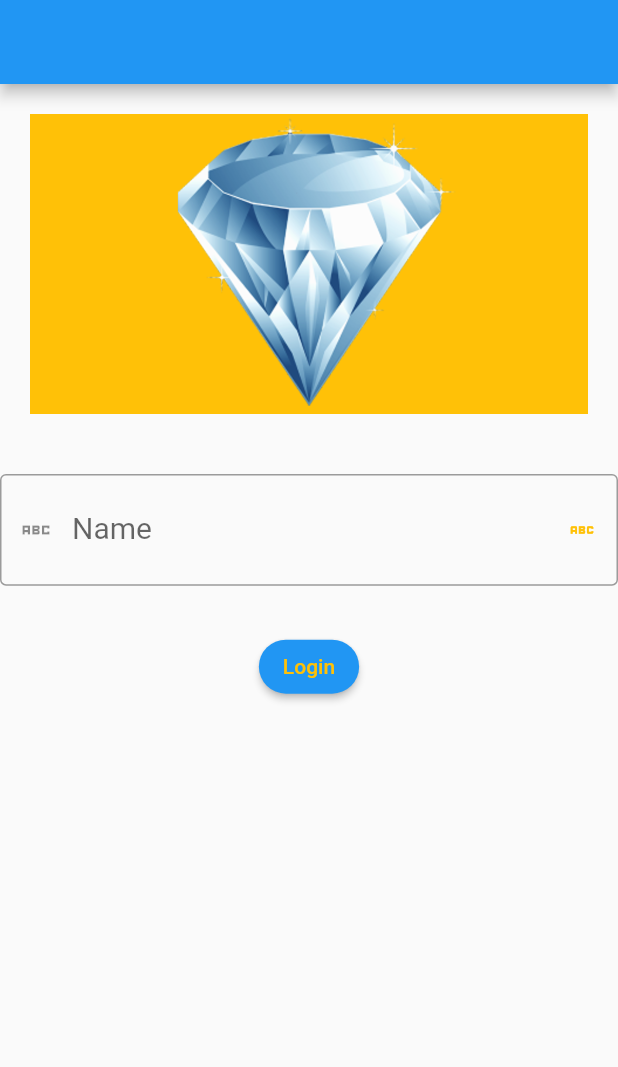
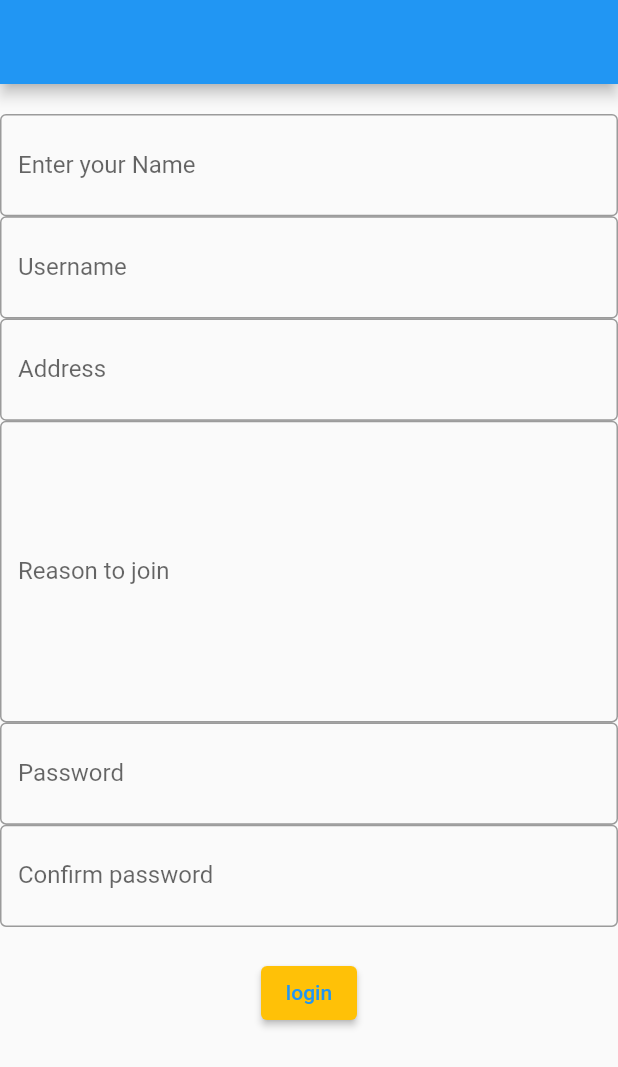
Before and after one commit to munksirgardazi/My_fourth_application, a Flutter app: the screen it shows after launch, on a phone screen of 412 x 824 dp. Shown: the top 1067 px of the screen. Run offline on Flutter 3.47's test engine with Material 2 defaults, Android fonts, the light colour scheme and no system bars.

Commit message:
pata nahi

```diff
--- a/flutter_application_5/lib/Views/home_page.dart
+++ b/flutter_application_5/lib/Views/home_page.dart
@@ -1,13 +1,14 @@
-import 'package:flutter/material.dart';
-import 'package:flutter_application_5/Views/second_page.dart';
+// import 'package:flutter/material.dart';
+// import 'package:flutter_application_5/Views/second_page.dart';
 
-class HomePage extends StatefulWidget {
-  HomePage({Key? key}) : super(key: key);
+// class HomePage extends StatefulWidget {
+//   HomePage({Key? key}) : super(key: key);
 
-  @override
-  State<HomePage> createState() => _HomePageState();
-}
+//   @override
+//   State<HomePage> createState() => _HomePageState();
+// }
 
+<<<<<<< Updated upstream
 class _HomePageState extends State<HomePage> {
   final TextEditingController textController = TextEditingController();
   String? text;
@@ -93,3 +94,111 @@ class _HomePageState extends State<HomePage> {
     );
   }
 }
+=======
+// class _HomePageState extends State<HomePage> {
+//   final TextEditingController textController = TextEditingController();
+//   String? text;
+//   @override
+//   Widget build(BuildContext context) {
+//     return Scaffold(
+//       appBar: AppBar(),
+//       body: Column(
+//         children: [
+//           Padding(
+//             padding: const EdgeInsets.all(20.0),
+//             child: InkWell(
+//               // onTap: () {
+//               //   setState(() {
+//               //     text = textController.text;
+//               //   });
+//               //   Navigator.of(context).push(MaterialPageRoute(
+//               //       builder: (context) => SecondPage(
+//               //             name: text,
+//               //           )));
+//               // onTap: () {
+//               //   setState(() {
+//               //     text = textController.text;
+//               //   });
+//               //   Navigator.of(context).push(MaterialPageRoute(
+//               //       builder: (context) => SecondPage(
+//               //             name: textController.text,
+//               //           )));
+//               // },
+//               child: Container(
+//                 height: 200,
+//                 decoration: const BoxDecoration(
+//                   image: DecorationImage(
+//                     image: AssetImage('asset/images/diamond.png'),
+//                     fit: BoxFit.contain,
+//                   ),
+//                   color: Colors.amber,
+//                 ),
+//               ),
+//             ),
+//           ),
+//           const SizedBox(
+//             height: 20,
+//           ),
+//           TextField(
+//             controller: textController,
+//             decoration: InputDecoration(
+//                 border: OutlineInputBorder(),
+//                 labelText: 'Enter your Name',
+//                 hintText: 'name',
+//                 suffix: Icon(
+//                   Icons.person,
+//                   color: Colors.blue,
+//                 )),
+//           ),
+//           TextField(
+//             controller: textController,
+//             decoration: InputDecoration(
+//                 border: OutlineInputBorder(),
+//                 labelText: 'enter your password',
+//                 hintText: 'password',
+//                 suffix: Icon(
+//                   Icons.person,
+//                   color: Colors.blue,
+//                 )),
+//           ),
+//           TextField(
+//             controller: textController,
+//             decoration: InputDecoration(
+//                 border: OutlineInputBorder(),
+//                 labelText: 'Username',
+//                 hintText: 'name',
+//                 suffix: Icon(
+//                   Icons.person,
+//                   color: Colors.blue,
+//                 )),
+//           ),
+//           TextField(
+//             controller: textController,
+//             decoration: InputDecoration(
+//                 border: OutlineInputBorder(),
+//                 labelText: 'Uphone no',
+//                 hintText: 'name',
+//                 suffix: Icon(
+//                   Icons.person,
+//                   color: Colors.blue,
+//                 )),
+//           ),
+//           Padding(
+//             padding: const EdgeInsets.only(top: 20.0),
+//             child: ElevatedButton(
+//               onPressed: () {
+//                 Navigator.of(context).push(
+//                     MaterialPageRoute(builder: (context) => SecondPage()));
+//               },
+//               child: const Text('login'),
+//               style: ButtonStyle(
+//                   foregroundColor: MaterialStateProperty.all(Colors.blue),
+//                   backgroundColor: MaterialStateProperty.all(Colors.amber)),
+//             ),
+//           )
+//         ],
+//       ),
+//     );
+//   }
+// }
+>>>>>>> Stashed changes
--- /dev/null
+++ b/flutter_application_5/lib/Views/new _project.dart
@@ -0,0 +1,114 @@
+import 'package:flutter/material.dart';
+import 'package:flutter_application_5/Views/second_page.dart';
+
+class NewProject extends StatefulWidget {
+  NewProject({Key? key}) : super(key: key);
+
+  @override
+  State<NewProject> createState() => _NewProjectState();
+}
+
+class _NewProjectState extends State<NewProject> {
+  final TextEditingController namecontroller = TextEditingController();
+  final TextEditingController usercontroller = TextEditingController();
+  final TextEditingController adreescontroller = TextEditingController();
+  final TextEditingController reasoncontroller = TextEditingController();
+  final TextEditingController passwordcontroller = TextEditingController();
+  final TextEditingController confirmpasswordcontroller =
+      TextEditingController();
+
+  @override
+  Widget build(BuildContext context) {
+    return Scaffold(
+      appBar: AppBar(),
+      body: Column(
+        children: [
+          const SizedBox(
+            height: 20,
+          ),
+          TextField(
+            controller: namecontroller,
+            decoration: InputDecoration(
+                border: OutlineInputBorder(),
+                labelText: 'Enter your Name',
+                suffix: Icon(
+                  Icons.person,
+                  color: Colors.blue,
+                )),
+          ),
+          TextField(
+            controller: usercontroller,
+            decoration: InputDecoration(
+                border: OutlineInputBorder(),
+                labelText: 'Username',
+                suffix: Icon(
+                  Icons.person,
+                  color: Colors.blue,
+                )),
+          ),
+          TextField(
+            controller: adreescontroller,
+            decoration: InputDecoration(
+                border: OutlineInputBorder(),
+                labelText: 'Address',
+                suffix: Icon(
+                  Icons.person,
+                  color: Colors.blue,
+                )),
+          ),
+          TextField(
+            maxLines: 8,
+            controller: reasoncontroller,
+            decoration: InputDecoration(
+                border: OutlineInputBorder(),
+                labelText: 'Reason to join',
+                suffix: Icon(
+                  Icons.person,
+                  color: Colors.blue,
+                )),
+          ),
+          TextField(
+            controller: passwordcontroller,
+            decoration: InputDecoration(
+                border: OutlineInputBorder(),
+                labelText: 'Password',
+                suffix: Icon(
+                  Icons.person,
+                  color: Colors.blue,
+                )),
+          ),
+          TextField(
+            controller: confirmpasswordcontroller,
+            decoration: InputDecoration(
+                border: OutlineInputBorder(),
+                labelText: 'Confirm password',
+                suffix: Icon(
+                  Icons.person,
+                  color: Colors.blue,
+                )),
+          ),
+          Padding(
+            padding: const EdgeInsets.only(top: 20.0),
+            child: ElevatedButton(
+              onPressed: () {
+                Navigator.of(context).push(MaterialPageRoute(
+                    builder: (context) => SecondPage(
+                          name: namecontroller.text,
+                          user: usercontroller.text,
+                          password: passwordcontroller.text,
+                          adrees: adreescontroller.text,
+                          reason: reasoncontroller.text,
+                          confirmpassword: confirmpasswordcontroller.text,
+                        )));
+              },
+              child: const Text('login'),
+              style: ButtonStyle(
+                  foregroundColor: MaterialStateProperty.all(Colors.blue),
+                  backgroundColor: MaterialStateProperty.all(Colors.amber)),
+            ),
+          )
+        ],
+      ),
+    );
+  }
+}
--- a/flutter_application_5/lib/main.dart
+++ b/flutter_application_5/lib/main.dart
@@ -1,4 +1,5 @@
 import 'package:flutter/material.dart';
+import 'package:flutter_application_5/Views/new%20_project.dart';
 
 import 'Views/home_page.dart';
 
@@ -13,7 +14,7 @@ class MyApp extends StatelessWidget {
   Widget build(BuildContext context) {
     return MaterialApp(
       theme: ThemeData(),
-      home: HomePage(),
+      home: NewProject(),
     );
   }
 }
```
Also changed, not shown: flutter_application_5/lib/Views/second_page.dart (+60 -9 lines).
